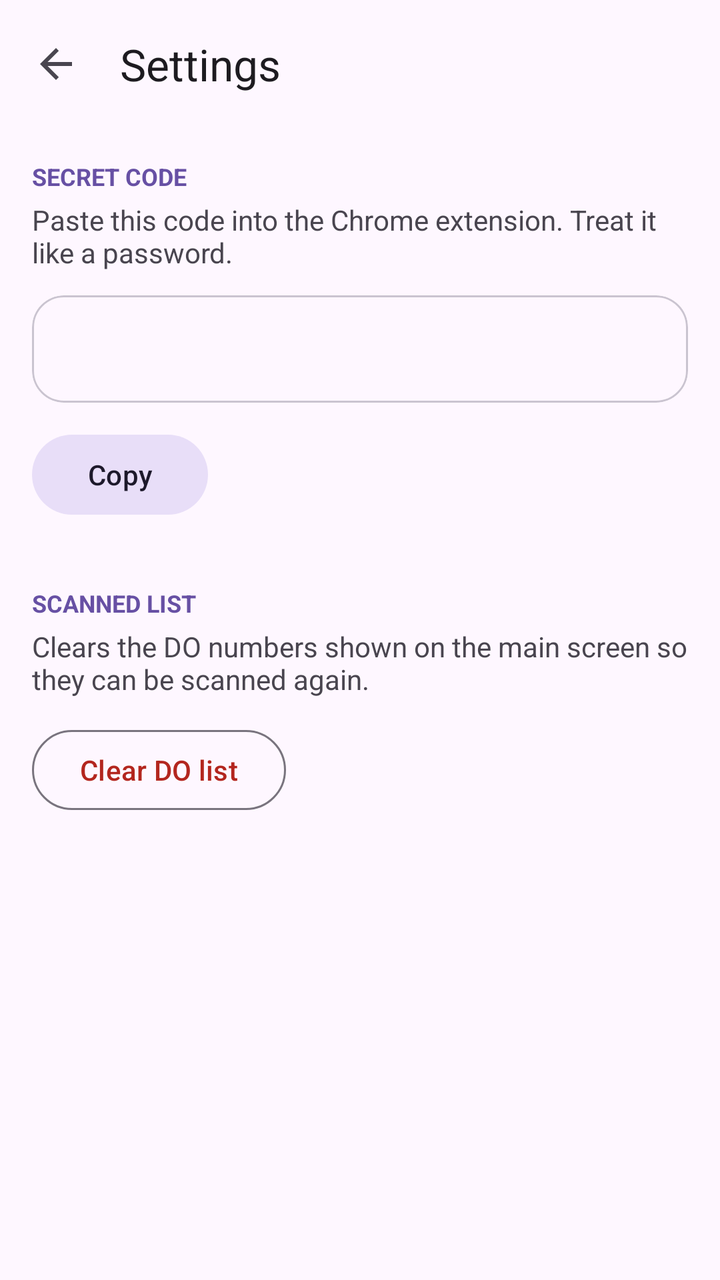
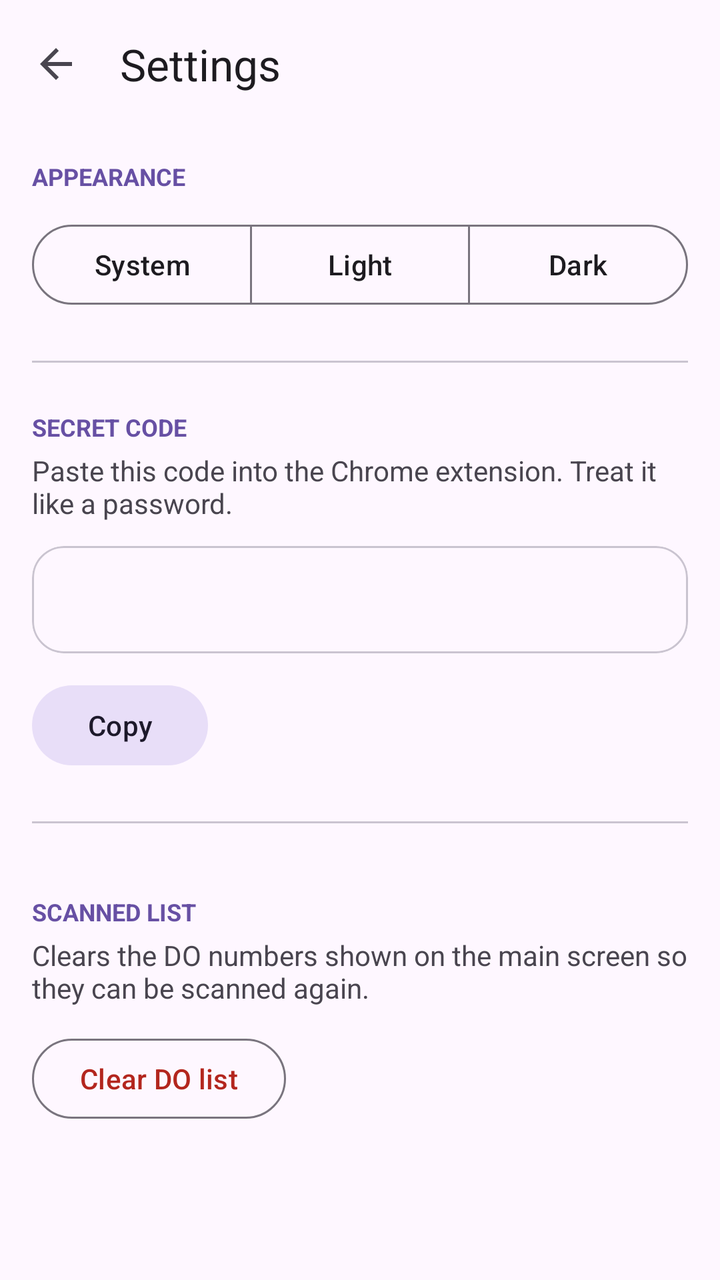

Screens rendered from an Android XML layout before and after an edit, with the pre-edit source and the edit as a unified diff.
<!-- AndroidManifest.xml: application theme Theme.OcrDemo -->
<!-- res/layout/activity_settings.xml -->
<?xml version="1.0" encoding="utf-8"?>
<LinearLayout xmlns:android="http://schemas.android.com/apk/res/android"
    xmlns:app="http://schemas.android.com/apk/res-auto"
    android:layout_width="match_parent"
    android:layout_height="match_parent"
    android:background="?attr/colorSurface"
    android:fitsSystemWindows="true"
    android:orientation="vertical">

    <com.google.android.material.appbar.MaterialToolbar
        android:id="@+id/toolbar"
        android:layout_width="match_parent"
        android:layout_height="64dp"
        android:background="?attr/colorSurface"
        app:navigationIcon="?attr/homeAsUpIndicator"
        app:title="Settings"
        app:titleTextColor="?attr/colorOnSurface" />

    <LinearLayout
        android:layout_width="match_parent"
        android:layout_height="wrap_content"
        android:orientation="vertical"
        android:padding="16dp">

        <TextView
            android:layout_width="wrap_content"
            android:layout_height="wrap_content"
            android:text="SECRET CODE"
            android:textColor="?attr/colorPrimary"
            android:textSize="12sp"
            android:textStyle="bold" />

        <TextView
            android:layout_width="match_parent"
            android:layout_height="wrap_content"
            android:layout_marginTop="4dp"
            android:text="Paste this code into the Chrome extension. Treat it like a password."
            android:textColor="?attr/colorOnSurfaceVariant"
            android:textSize="14sp" />

        <com.google.android.material.card.MaterialCardView
            style="?attr/materialCardViewOutlinedStyle"
            android:layout_width="match_parent"
            android:layout_height="wrap_content"
            android:layout_marginTop="12dp"
            app:cardCornerRadius="16dp"
            app:cardElevation="0dp">

            <TextView
                android:id="@+id/tvCode"
                android:layout_width="match_parent"
                android:layout_height="wrap_content"
                android:fontFamily="monospace"
                android:padding="16dp"
                android:textColor="?attr/colorOnSurface"
                android:textIsSelectable="true"
                android:textSize="16sp" />
        </com.google.android.material.card.MaterialCardView>

        <com.google.android.material.button.MaterialButton
            android:id="@+id/btnCopy"
            style="@style/Widget.Material3.Button.TonalButton"
            android:layout_width="wrap_content"
            android:layout_height="wrap_content"
            android:layout_marginTop="12dp"
            android:text="Copy" />

        <TextView
            android:layout_width="wrap_content"
            android:layout_height="wrap_content"
            android:layout_marginTop="32dp"
            android:text="SCANNED LIST"
            android:textColor="?attr/colorPrimary"
            android:textSize="12sp"
            android:textStyle="bold" />

        <TextView
            android:layout_width="match_parent"
            android:layout_height="wrap_content"
            android:layout_marginTop="4dp"
            android:text="Clears the DO numbers shown on the main screen so they can be scanned again."
            android:textColor="?attr/colorOnSurfaceVariant"
            android:textSize="14sp" />

        <com.google.android.material.button.MaterialButton
            android:id="@+id/btnClear"
            style="?attr/materialButtonOutlinedStyle"
            android:layout_width="wrap_content"
            android:layout_height="wrap_content"
            android:layout_marginTop="12dp"
            android:text="Clear DO list"
            android:textColor="?attr/colorError" />
    </LinearLayout>
</LinearLayout>
<!-- resources referenced by this layout -->
<resources>
  <style name="Theme.OcrDemo" parent="Base.Theme.OcrDemo" />
  <style name="Base.Theme.OcrDemo" parent="Theme.Material3.DayNight.NoActionBar">
          
          
      </style>
</resources>

<!-- the commit's change to res/layout/activity_settings.xml (unified diff, before → after) -->
@@ -21,6 +21,52 @@
         android:layout_height="wrap_content"
         android:orientation="vertical"
         android:padding="16dp">
+
+        <TextView
+            android:layout_width="wrap_content"
+            android:layout_height="wrap_content"
+            android:text="APPEARANCE"
+            android:textColor="?attr/colorPrimary"
+            android:textSize="12sp"
+            android:textStyle="bold" />
+
+        <com.google.android.material.button.MaterialButtonToggleGroup
+            android:id="@+id/toggleTheme"
+            android:layout_width="match_parent"
+            android:layout_height="wrap_content"
+            android:layout_marginTop="12dp"
+            app:selectionRequired="true"
+            app:singleSelection="true">
+
+            <com.google.android.material.button.MaterialButton
+                android:id="@+id/btnThemeSystem"
+                style="?attr/materialButtonOutlinedStyle"
+                android:layout_width="0dp"
+                android:layout_height="wrap_content"
+                android:layout_weight="1"
+                android:text="System" />
+
+            <com.google.android.material.button.MaterialButton
+                android:id="@+id/btnThemeLight"
+                style="?attr/materialButtonOutlinedStyle"
+                android:layout_width="0dp"
+                android:layout_height="wrap_content"
+                android:layout_weight="1"
+                android:text="Light" />
+
+            <com.google.android.material.button.MaterialButton
+                android:id="@+id/btnThemeDark"
+                style="?attr/materialButtonOutlinedStyle"
+                android:layout_width="0dp"
+                android:layout_height="wrap_content"
+                android:layout_weight="1"
+                android:text="Dark" />
+        </com.google.android.material.button.MaterialButtonToggleGroup>
+
+        <com.google.android.material.divider.MaterialDivider
+            android:layout_width="match_parent"
+            android:layout_height="wrap_content"
+            android:layout_marginVertical="24dp" />
 
         <TextView
             android:layout_width="wrap_content"
@@ -65,10 +111,15 @@
             android:layout_marginTop="12dp"
             android:text="Copy" />
 
+        <com.google.android.material.divider.MaterialDivider
+            android:layout_width="match_parent"
+            android:layout_height="wrap_content"
+            android:layout_marginVertical="24dp" />
+
         <TextView
             android:layout_width="wrap_content"
             android:layout_height="wrap_content"
-            android:layout_marginTop="32dp"
+            android:layout_marginTop="12dp"
             android:text="SCANNED LIST"
             android:textColor="?attr/colorPrimary"
             android:textSize="12sp"
